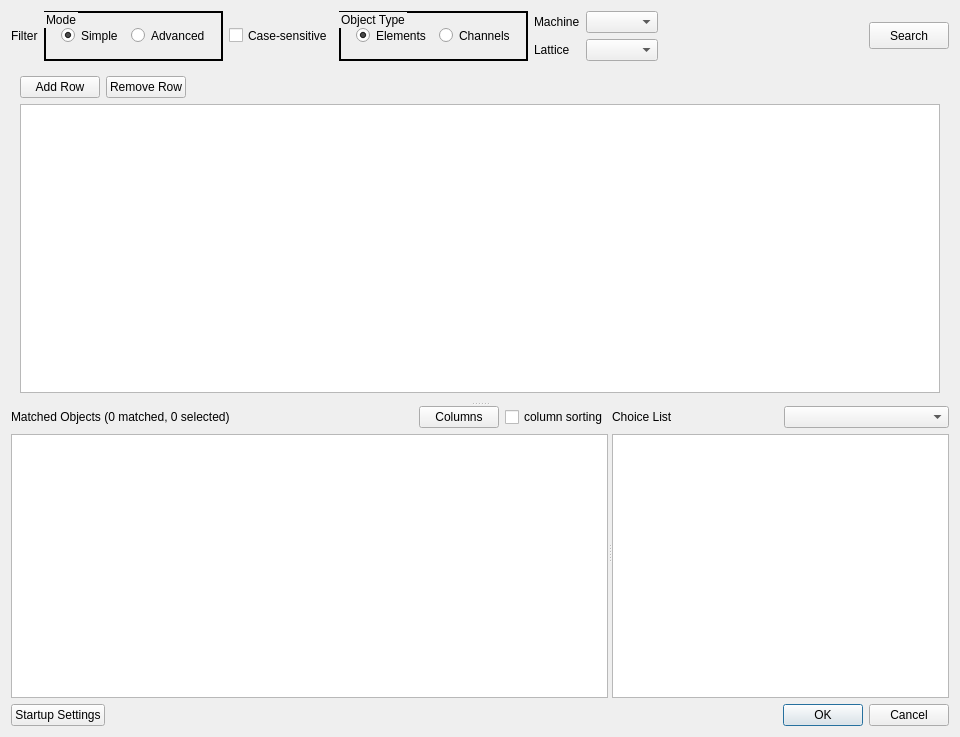
NSLS-II/aphla, file aphla/gui/Qt4Designer_files/ui_channel_explorer.ui: the form before one commit.
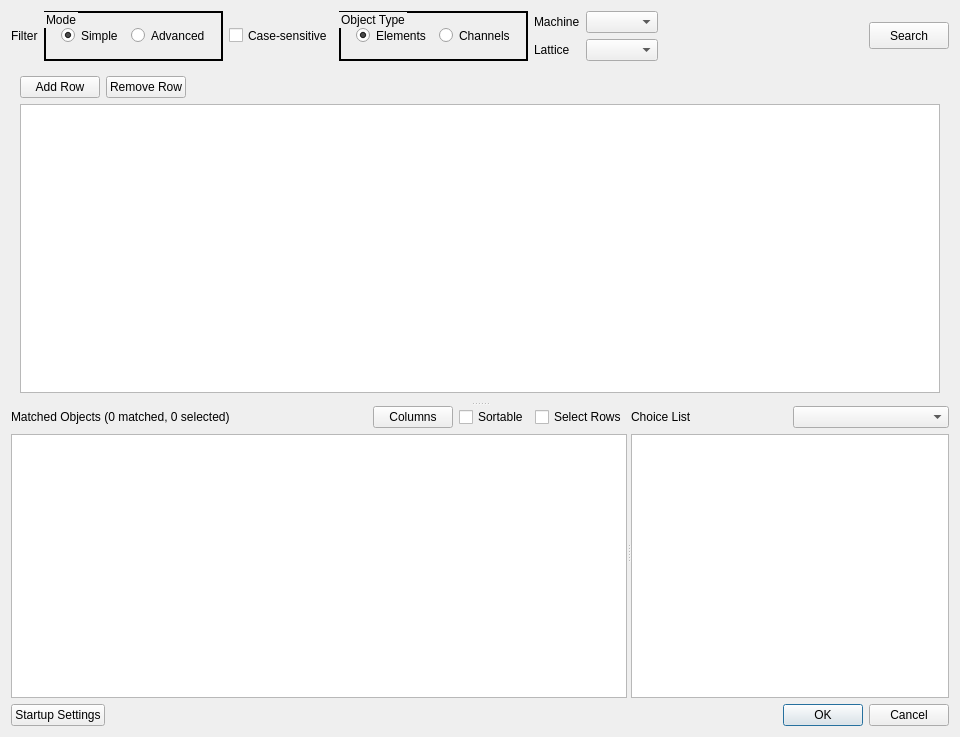
The form after the commit.

Commit message: adding checkbox for select rows in apchx

```diff
--- a/aphla/gui/Qt4Designer_files/ui_channel_explorer.ui
+++ b/aphla/gui/Qt4Designer_files/ui_channel_explorer.ui
@@ -501,7 +501,7 @@
             </property>
             <property name="sizeHint" stdset="0">
              <size>
-              <width>40</width>
+              <width>18</width>
               <height>20</height>
              </size>
             </property>
@@ -517,7 +517,14 @@
           <item>
            <widget class="QCheckBox" name="checkBox_matched_table_column_sorting">
             <property name="text">
-             <string>column sorting</string>
+             <string>Sortable</string>
+            </property>
+           </widget>
+          </item>
+          <item>
+           <widget class="QCheckBox" name="checkBox_matched_table_select_rows">
+            <property name="text">
+             <string>Select Rows</string>
             </property>
            </widget>
           </item>
```
Left out of the diff: 6 changed lines with no effect on the pictures. The commit also changes 4 other files.
